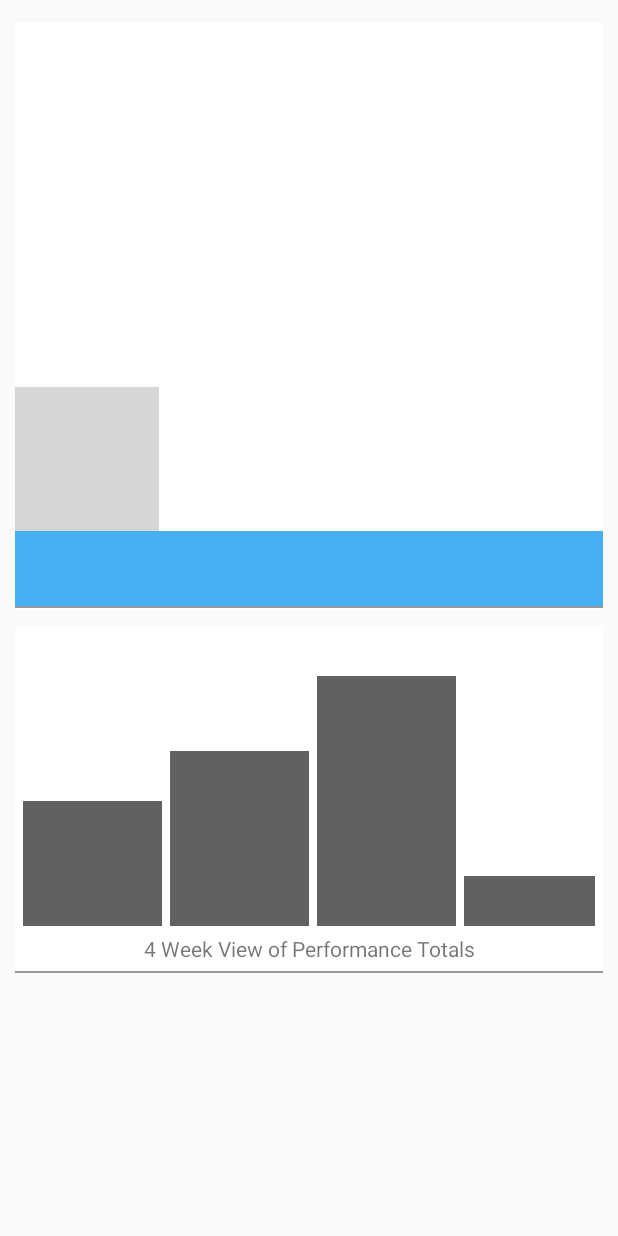
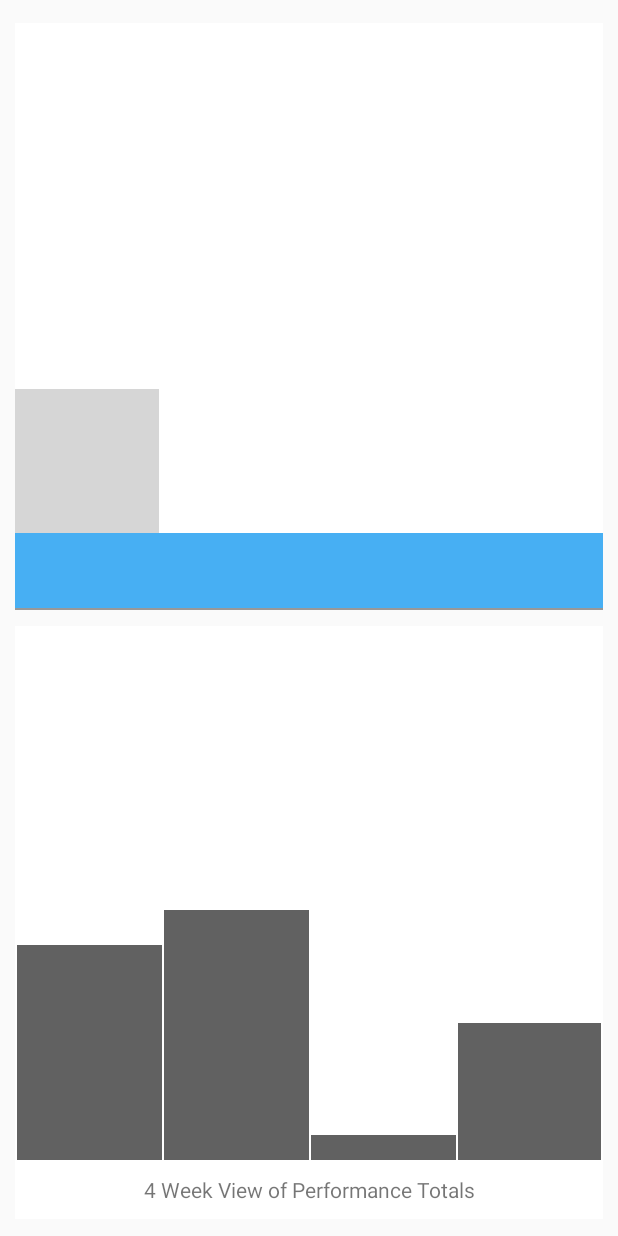
Before and after one commit to jd90/AndroidApp, an Android app: the fragment Fragment3 shown on its own in the app's theme, on a phone screen of 412 x 824 dp. Run offline under Robolectric (Android 15) with nearby library versions, the phone set to English and light mode, and no system bars; libraries missing offline, so code that uses them is left out: com.parse; grey boxes are pictures that could not be loaded.

Commit message:
02/03/2016

```diff
--- a/ParseStarterProject/src/main/java/com/parse/starter/Fragment3.java
+++ b/ParseStarterProject/src/main/java/com/parse/starter/Fragment3.java
@@ -52,25 +52,25 @@ public class Fragment3 extends Fragment implements View.OnClickListener, View.On
                 LinearLayout l;
                 switch(i){
                     case 0:
-                        l =(LinearLayout) view.findViewById(R.id.bar1);
+                        l =(LinearLayout) view.findViewById(R.id.bar0);
                         l.setOnLongClickListener(this);
                         l.setTag(0);
                         l.setMinimumHeight(height);
                         break;
                     case 1:
-                        l =(LinearLayout) view.findViewById(R.id.bar2);
+                        l =(LinearLayout) view.findViewById(R.id.bar1);
                         l.setOnLongClickListener(this);
                         l.setTag(1);
                         l.setMinimumHeight(height);
                         break;
                     case 2:
-                        l =(LinearLayout) view.findViewById(R.id.bar3);
+                        l =(LinearLayout) view.findViewById(R.id.bar2);
                         l.setOnLongClickListener(this);
                         l.setTag(2);
                         l.setMinimumHeight(height);
                         break;
                     case 3:
-                        l =(LinearLayout) view.findViewById(R.id.bar4);
+                        l =(LinearLayout) view.findViewById(R.id.bar3);
                         l.setOnLongClickListener(this);
                         l.setTag(3);
                         l.setMinimumHeight(height);
@@ -79,37 +79,93 @@ public class Fragment3 extends Fragment implements View.OnClickListener, View.On
 
             }
 
-        for(int i=4; i<8; i++){
+        for(int i=4; i<8; i++) {
 
-            int height = (int) (g.get(i)*2.5);
-            Log.i("heightbargraph", ""+g.get(i) * 2);
+            int height = (int) (g.get(i) * 2.5);
+            Log.i("heightbargraph", "" + g.get(i) * 2);
             LinearLayout l;
-            switch(i){
+            switch (i) {
                 case 4:
-                    l =(LinearLayout) view.findViewById(R.id.bar5);
+                    l = (LinearLayout) view.findViewById(R.id.bar4);
                     l.setOnLongClickListener(this);
                     l.setTag(4);
                     l.setMinimumHeight(height);
                     break;
                 case 5:
-                    l =(LinearLayout) view.findViewById(R.id.bar6);
+                    l = (LinearLayout) view.findViewById(R.id.bar5);
                     l.setOnLongClickListener(this);
                     l.setTag(5);
                     l.setMinimumHeight(height);
                     break;
                 case 6:
-                    l =(LinearLayout) view.findViewById(R.id.bar7);
+                    l = (LinearLayout) view.findViewById(R.id.bar6);
                     l.setOnLongClickListener(this);
                     l.setTag(6);
                     l.setMinimumHeight(height);
                     break;
                 case 7:
-                    l =(LinearLayout) view.findViewById(R.id.bar8);
+                    l = (LinearLayout) view.findViewById(R.id.bar7);
                     l.setOnLongClickListener(this);
                     l.setTag(7);
                     l.setMinimumHeight(height);
                     break;
             }
+        }
+            for(int i=8; i<16; i++){
+
+                int height = (int) (g.get(i)*2.5);
+                LinearLayout l;
+                Log.i("heightbargraph", ""+g.get(i) * 2);
+                switch(i){
+                    case 8:
+                        l =(LinearLayout) view.findViewById(R.id.bar8);
+                        l.setOnLongClickListener(this);
+                        l.setTag(8);
+                        l.setMinimumHeight(height);
+                        break;
+                    case 9:
+                        l =(LinearLayout) view.findViewById(R.id.bar9);
+                        l.setOnLongClickListener(this);
+                        l.setTag(9);
+                        l.setMinimumHeight(height);
+                        break;
+                    case 10:
+                        l =(LinearLayout) view.findViewById(R.id.bar10);
+                        l.setOnLongClickListener(this);
+                        l.setTag(10);
+                        l.setMinimumHeight(height);
+                        break;
+                    case 11:
+                        l =(LinearLayout) view.findViewById(R.id.bar11);
+                        l.setOnLongClickListener(this);
+                        l.setTag(11);
+                        l.setMinimumHeight(height);
+                        break;
+                    case 12:
+                        l =(LinearLayout) view.findViewById(R.id.bar12);
+                        l.setOnLongClickListener(this);
+                        l.setTag(12);
+                        l.setMinimumHeight(height);
+                        break;
+                    case 13:
+                        l =(LinearLayout) view.findViewById(R.id.bar13);
+                        l.setOnLongClickListener(this);
+                        l.setTag(13);
+                        l.setMinimumHeight(height);
+                        break;
+                    case 14:
+                        l =(LinearLayout) view.findViewById(R.id.bar14);
+                        l.setOnLongClickListener(this);
+                        l.setTag(14);
+                        l.setMinimumHeight(height);
+                        break;
+                    case 15:
+                        l =(LinearLayout) view.findViewById(R.id.bar15);
+                        l.setOnLongClickListener(this);
+                        l.setTag(15);
+                        l.setMinimumHeight(height);
+                        break;
+                }
 
         }
 
@@ -183,7 +239,7 @@ if(v.getTag() == "sharkSwim") {
                 aveTotal += ProfileMainActivity.goalStore.pastTotals.get(i);
             }
 
-            totalPercentAve.setText(aveTotal/4+"%");
+            totalPercentAve.setText(aveTotal / 4 + "%");
 
             TextView weektotalAveTitle = (TextView) view.findViewById(R.id.weektotalAveTitle);
             weektotalAveTitle.setText("4 Week Average");
@@ -196,18 +252,29 @@ if(v.getTag() == "sharkSwim") {
 }
         else {//if( v instanceof LinearLayout || v instanceof TextView){
 
-            LinearLayout l = (LinearLayout) view.findViewById(R.id.rect);
-    if (l.getVisibility() == View.GONE){
+            LinearLayout l = (LinearLayout) view.findViewById(R.id.rect2);
+    LinearLayout ll = (LinearLayout) view.findViewById(R.id.rect3);
+    if (l.getVisibility() == View.GONE && ll.getVisibility() == View.GONE){
                 l.setVisibility(View.VISIBLE);
                 TextView bgTitle = (TextView) view.findViewById(R.id.bargraphtitle);
                 bgTitle.setText("8 Week View of Performance Totals");
 
-            }else {
-                l.setVisibility(View.GONE);
-                TextView bgTitle = (TextView) view.findViewById(R.id.bargraphtitle);
-                bgTitle.setText("4 Week View of Performance Totals");
+            }else {if(l.getVisibility() == View.VISIBLE && ll.getVisibility() == View.GONE){
+        LinearLayout bgcontainer = (LinearLayout) view.findViewById(R.id.bargraphcontainer);
+        bgcontainer.setWeightSum(8);
+        ll.setVisibility(View.VISIBLE);
+        TextView bgTitle = (TextView) view.findViewById(R.id.bargraphtitle);
+        bgTitle.setText("16 Week View of Performance Totals");
+    }else {
+        LinearLayout bgcontainer = (LinearLayout) view.findViewById(R.id.bargraphcontainer);
+        bgcontainer.setWeightSum(6);
+        l.setVisibility(View.GONE);
+        ll.setVisibility(View.GONE);
+        TextView bgTitle = (TextView) view.findViewById(R.id.bargraphtitle);
+        bgTitle.setText("4 Week View of Performance Totals");
+    }
             }
-        //}
+
 
 
         }
@@ -219,7 +286,8 @@ if(v.getTag() == "sharkSwim") {
 
         LinearLayout l = (LinearLayout)v;
         int x = Integer.parseInt(l.getTag().toString());
-        Toast t = Toast.makeText(getActivity(), "YOU HIT " + x, Toast.LENGTH_SHORT);
+        int y = ProfileMainActivity.goalStore.pastTotals.get(x);
+        Toast t = Toast.makeText(getActivity(), y+"%", Toast.LENGTH_SHORT);
         t.show();
 
         return false;
--- a/ParseStarterProject/src/main/java/com/parse/starter/GoalStore1.java
+++ b/ParseStarterProject/src/main/java/com/parse/starter/GoalStore1.java
@@ -46,6 +46,14 @@ public class GoalStore1 {
         pastTotals.add(70);
         pastTotals.add(100);
         pastTotals.add(20);
+        pastTotals.add(70);
+        pastTotals.add(40);
+        pastTotals.add(75);
+        pastTotals.add(78);
+        pastTotals.add(86);
+        pastTotals.add(100);
+        pastTotals.add(10);
+        pastTotals.add(55);
     }
 
     public boolean add(Goal g) {
--- a/ParseStarterProject/src/main/res/layout/statistics_fragment.xml
+++ b/ParseStarterProject/src/main/res/layout/statistics_fragment.xml
@@ -33,6 +33,7 @@
         android:orientation="horizontal"
         android:weightSum="2"
         android:layout_marginBottom="10dp">
+
     <LinearLayout
         android:layout_width="match_parent"
         android:layout_height="wrap_content"
@@ -91,17 +92,14 @@
 
     <LinearLayout
         android:layout_width="match_parent"
-        android:layout_height="wrap_content"
-        android:paddingBottom="10dp"
-        android:paddingTop="40dp"
+        android:layout_height="50dp"
         android:background="#47aff3">
 
     </LinearLayout>
     <LinearLayout
         android:layout_width="match_parent"
         android:layout_height="1dp"
-        android:background="#ff989898"
-        android:layout_marginBottom="1dp">
+        android:background="#ff989898">
 
     </LinearLayout></LinearLayout>
 
@@ -111,22 +109,149 @@
         android:orientation="vertical"
         android:layout_weight="1"
         android:layout_marginTop="5dp"
-        android:weightSum="10">
+        android:weightSum="10"
+        android:layout_marginBottom="1dp">
 
     <LinearLayout
         android:layout_width="match_parent"
-        android:layout_height="200dp"
+        android:layout_height="match_parent"
         android:id="@+id/bargraphcontainer"
         android:orientation="horizontal"
-        android:weightSum="6">
+        android:weightSum="6"
+        android:visibility="visible"
+        android:layout_weight="1">
 
 
         <LinearLayout
             android:orientation="horizontal"
             android:layout_width="match_parent"
             android:layout_height="match_parent"
+            android:id="@+id/rect3"
+            android:visibility="gone"
+            android:background="#ffffffff"
+            android:gravity="bottom"
+            android:weightSum="8"
+            android:layout_weight="2"
+            android:transitionGroup="false">
+            <LinearLayout
+                android:layout_width="match_parent"
+                android:layout_weight="1"
+                android:layout_height="wrap_content"
+                android:orientation="vertical"
+                android:layout_marginLeft="2dp"
+                android:background="#ff616161"
+                android:id="@+id/bar0"
+                android:minHeight="100dp"
+                android:longClickable="false"
+                android:measureWithLargestChild="true" />
+            <LinearLayout
+                android:layout_width="match_parent"
+                android:layout_weight="1"
+                android:layout_height="wrap_content"
+                android:orientation="vertical"
+                android:layout_marginLeft="2dp"
+                android:background="#ff616161"
+                android:id="@+id/bar1"/>
+            <LinearLayout
+                android:layout_width="match_parent"
+                android:layout_weight="1"
+                android:layout_height="wrap_content"
+                android:orientation="vertical"
+                android:layout_marginLeft="2dp"
+                android:background="#ff616161"
+                android:id="@+id/bar2" />
+            <LinearLayout
+                android:layout_width="match_parent"
+                android:layout_weight="1"
+                android:layout_height="wrap_content"
+                android:orientation="vertical"
+                android:layout_marginLeft="2dp"
+                android:background="#ff616161"
+                android:id="@+id/bar3"/>
+            <LinearLayout
+                android:layout_width="match_parent"
+                android:layout_weight="1"
+                android:layout_height="wrap_content"
+                android:orientation="vertical"
+                android:layout_marginLeft="2dp"
+                android:background="#ff616161"
+                android:id="@+id/bar4"/>
+            <LinearLayout
+                android:layout_width="match_parent"
+                android:layout_weight="1"
+                android:layout_height="wrap_content"
+                android:orientation="vertical"
+                android:layout_marginLeft="2dp"
+                android:background="#ff616161"
+                android:id="@+id/bar5"/>
+            <LinearLayout
+                android:layout_width="match_parent"
+                android:layout_weight="1"
+                android:layout_height="wrap_content"
+                android:orientation="vertical"
+                android:layout_marginLeft="2dp"
+                android:background="#ff616161"
+                android:id="@+id/bar6"/>
+            <LinearLayout
+                android:layout_width="match_parent"
+                android:layout_weight="1"
+                android:layout_height="wrap_content"
+                android:orientation="vertical"
+                android:layout_marginLeft="2dp"
+                android:background="#ff616161"
+                android:id="@+id/bar7"/>
+        </LinearLayout>
+
+        <LinearLayout
+        android:orientation="horizontal"
+        android:layout_width="match_parent"
+        android:layout_height="match_parent"
+        android:id="@+id/rect2"
+        android:background="#ffffffff"
+        android:gravity="bottom"
+        android:weightSum="4"
+            android:layout_weight="3"
+            android:visibility="gone">
+    <LinearLayout
+    android:layout_width="match_parent"
+        android:layout_weight="1"
+    android:layout_height="wrap_content"
+    android:orientation="vertical"
+        android:layout_marginLeft="1dp"
+        android:background="#ff616161"
+    android:id="@+id/bar8"/>
+    <LinearLayout
+    android:layout_width="match_parent"
+        android:layout_weight="1"
+    android:layout_height="wrap_content"
+    android:orientation="vertical"
+        android:layout_marginLeft="1dp"
+        android:background="#ff616161"
+    android:id="@+id/bar9"/>
+    <LinearLayout
+    android:layout_width="match_parent"
+        android:layout_weight="1"
+    android:layout_height="wrap_content"
+    android:orientation="vertical"
+        android:layout_marginLeft="1dp"
+        android:background="#ff616161"
+    android:id="@+id/bar10"/>
+    <LinearLayout
+    android:layout_width="match_parent"
+        android:layout_weight="1"
+    android:layout_height="wrap_content"
+    android:orientation="vertical"
+        android:layout_marginLeft="1dp"
+        android:background="#ff616161"
+    android:id="@+id/bar11"/>
+</LinearLayout>
+
+        <LinearLayout
+            android:orientation="horizontal"
+            android:layout_width="match_parent"
+            android:layout_height="match_parent"
             android:id="@+id/rect"
-    android:visibility="gone"
+            android:visibility="visible"
             android:background="#ffffffff"
             android:gravity="bottom"
             android:weightSum="4"
@@ -136,10 +261,9 @@
                 android:layout_weight="1"
                 android:layout_height="wrap_content"
                 android:orientation="vertical"
-        android:layout_marginLeft="5dp"
+                android:layout_marginLeft="1dp"
                 android:background="#ff616161"
-        android:id="@+id/bar1"
-        android:minHeight="100dp"
+                android:id="@+id/bar12"
                 android:longClickable="false"
                 android:measureWithLargestChild="true" />
             <LinearLayout
@@ -147,94 +271,54 @@
                 android:layout_weight="1"
             android:layout_height="wrap_content"
             android:orientation="vertical"
-        android:layout_marginLeft="5dp"
+                android:layout_marginLeft="1dp"
                 android:background="#ff616161"
-    android:id="@+id/bar2"/>
+            android:id="@+id/bar13" />
             <LinearLayout
             android:layout_width="match_parent"
                 android:layout_weight="1"
             android:layout_height="wrap_content"
             android:orientation="vertical"
-        android:layout_marginLeft="5dp"
+                android:layout_marginLeft="1dp"
                 android:background="#ff616161"
-    android:id="@+id/bar3"/>
+            android:id="@+id/bar14"/>
             <LinearLayout
             android:layout_width="match_parent"
                 android:layout_weight="1"
             android:layout_height="wrap_content"
             android:orientation="vertical"
-        android:layout_marginLeft="5dp"
+                android:layout_marginLeft="1dp"
                 android:background="#ff616161"
-    android:id="@+id/bar4"/>
+            android:id="@+id/bar15"
+                android:layout_marginRight="1dp" />
         </LinearLayout>
+
+    </LinearLayout>
+
         <LinearLayout
-        android:orientation="horizontal"
         android:layout_width="match_parent"
         android:layout_height="match_parent"
-        android:id="@+id/rect2"
+        android:orientation="vertical"
+            android:layout_gravity="center_horizontal"
+            android:layout_weight="9">
+        <TextView
+            android:layout_width="match_parent"
+            android:layout_height="match_parent"
+            android:text="4 Week View of Performance Totals"
+            android:id="@+id/bargraphtitle"
             android:background="#ffffffff"
-        android:gravity="bottom"
-        android:weightSum="4"
-        android:layout_gravity="left"
-        android:layout_weight="3">
+            android:singleLine="true"
+            android:gravity="center" />
         <LinearLayout
             android:layout_width="match_parent"
-        android:layout_weight="1"
-    android:layout_height="wrap_content"
-    android:orientation="vertical"
-        android:layout_marginLeft="5dp"
-        android:background="#ff616161"
-    android:id="@+id/bar5"/>
-    <LinearLayout
-    android:layout_width="match_parent"
-        android:layout_weight="1"
-    android:layout_height="wrap_content"
-    android:orientation="vertical"
-        android:layout_marginLeft="5dp"
-        android:background="#ff616161"
-    android:id="@+id/bar6"/>
-    <LinearLayout
-    android:layout_width="match_parent"
-        android:layout_weight="1"
-    android:layout_height="wrap_content"
-    android:orientation="vertical"
-        android:layout_marginLeft="5dp"
-        android:background="#ff616161"
-    android:id="@+id/bar7"/>
-    <LinearLayout
-    android:layout_width="match_parent"
-        android:layout_weight="1"
-    android:layout_height="wrap_content"
-    android:orientation="vertical"
-        android:layout_marginLeft="5dp"
-        android:layout_marginRight="5dp"
-        android:background="#ff616161"
-    android:id="@+id/bar8"/>
+            android:layout_height="1dp"
+            android:background="#ff000000">
+        </LinearLayout>
+
         </LinearLayout>
 
 
     </LinearLayout>
-        <LinearLayout
-        android:layout_width="match_parent"
-        android:layout_height="31dp"
-        android:orientation="vertical"
-            android:layout_gravity="center_horizontal"
-            android:weightSum="4">
-        <TextView
-            android:layout_width="match_parent"
-            android:layout_height="30dp"
-            android:paddingBottom="5dp"
-            android:text="4 Week View of Performance Totals"
-            android:paddingTop="5dp"
-            android:id="@+id/bargraphtitle"
-            android:background="#ffffffff"
-            android:singleLine="true"
-            android:gravity="center"
-            android:layout_gravity="top|bottom|right" />
-        <LinearLayout
-            android:layout_width="match_parent"
-            android:layout_height="1dp"
-            android:background="#FF989898">
 
-        </LinearLayout></LinearLayout></LinearLayout> </LinearLayout>
-</LinearLayout>
+
+</LinearLayout> </LinearLayout>
```
Also changed, not shown: 18 other files. Lines whose indentation alone changed are shown as unchanged.
